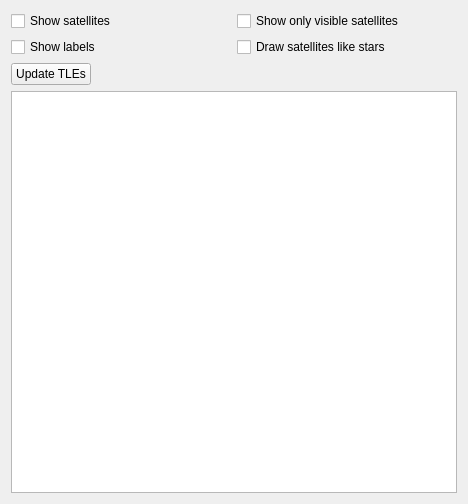
First picture: the form in kstars/options/opssatellites.ui, repository KDE/kstars, before the edit.
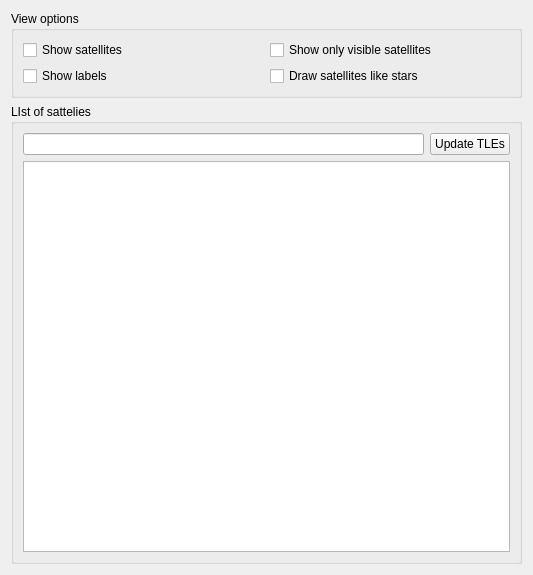
Second picture: the form after the edit. Custom widgets are drawn as their Qt base class.

Commit message: Add a search field on satellites option dialog

```diff
--- a/kstars/options/opssatellites.ui
+++ b/kstars/options/opssatellites.ui
@@ -6,15 +6,24 @@
    <rect>
     <x>0</x>
     <y>0</y>
-    <width>468</width>
-    <height>504</height>
+    <width>533</width>
+    <height>575</height>
    </rect>
   </property>
   <layout class="QGridLayout" name="gridLayout">
    <item row="1" column="0">
     <layout class="QVBoxLayout" name="verticalLayout">
      <item>
+      <widget class="QGroupBox" name="groupBox_2">
+       <property name="title">
+        <string>View options</string>
+       </property>
+       <layout class="QVBoxLayout" name="verticalLayout_3">
+        <item>
       <layout class="QHBoxLayout" name="horizontalLayout">
+          <property name="sizeConstraint">
+           <enum>QLayout::SetDefaultConstraint</enum>
+          </property>
        <item>
         <widget class="QCheckBox" name="kcfg_ShowSatellites">
          <property name="text">
@@ -49,6 +58,32 @@
        </item>
       </layout>
      </item>
+       </layout>
+       <zorder></zorder>
+       <zorder></zorder>
+      </widget>
+     </item>
+     <item>
+      <widget class="QGroupBox" name="groupBox">
+       <property name="title">
+        <string>LIst of sattelies</string>
+       </property>
+       <layout class="QVBoxLayout" name="verticalLayout_2">
+        <item>
+         <layout class="QHBoxLayout" name="horizontalLayout_3">
+          <item>
+           <widget class="KLineEdit" name="FilterEdit">
+            <property name="squeezedTextEnabled">
+             <bool>false</bool>
+            </property>
+            <property name="clickMessage">
+             <string>Search satellites</string>
+            </property>
+            <property name="showClearButton" stdset="0">
+             <bool>true</bool>
+            </property>
+           </widget>
+          </item>
      <item>
       <widget class="KPushButton" name="UpdateTLEButton">
        <property name="sizePolicy">
@@ -62,31 +97,12 @@
        </property>
       </widget>
      </item>
+         </layout>
+        </item>
      <item>
-      <widget class="QTreeWidget" name="SatListTreeView">
-       <property name="rootIsDecorated">
-        <bool>true</bool>
-       </property>
-       <property name="headerHidden">
-        <bool>true</bool>
-       </property>
-       <property name="columnCount">
-        <number>1</number>
-       </property>
-       <attribute name="headerVisible">
-        <bool>false</bool>
-       </attribute>
-       <attribute name="headerCascadingSectionResizes">
-        <bool>false</bool>
-       </attribute>
-       <attribute name="headerDefaultSectionSize">
-        <number>60</number>
-       </attribute>
-       <column>
-        <property name="text">
-         <string notr="true">1</string>
-        </property>
-       </column>
+         <widget class="QTreeView" name="SatListTreeView"/>
+        </item>
+       </layout>
       </widget>
      </item>
     </layout>
@@ -99,6 +115,11 @@
    <extends>QPushButton</extends>
    <header>kpushbutton.h</header>
   </customwidget>
+  <customwidget>
+   <class>KLineEdit</class>
+   <extends>QLineEdit</extends>
+   <header>klineedit.h</header>
+  </customwidget>
  </customwidgets>
  <resources/>
  <connections/>
```
Lines whose indentation alone changed are shown as unchanged. The commit also changes 2 other files.
